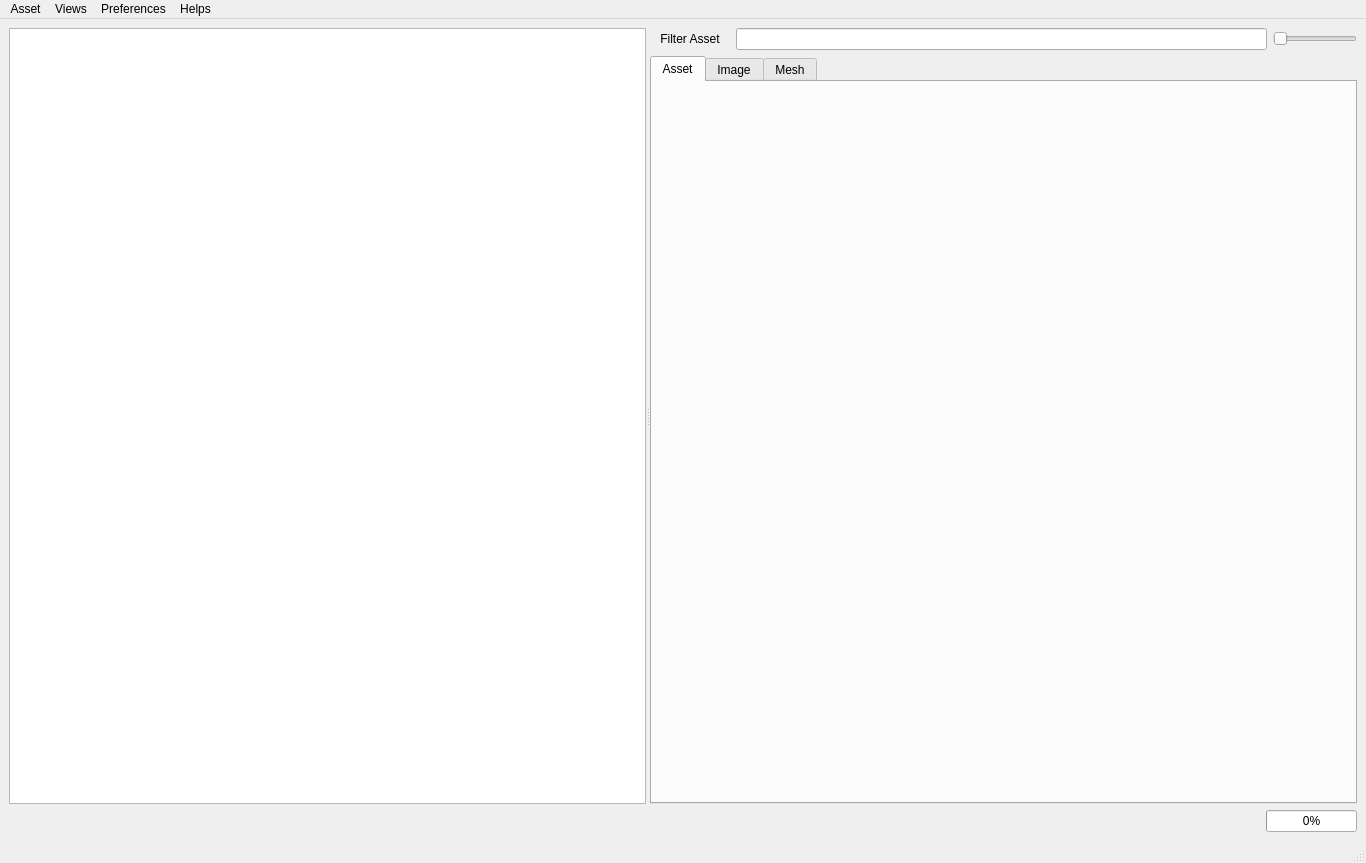
Qt form src/developer/main/assetContent/assetbrowser/widget/ui/AssetBrowserUI.ui (code-google-com/mayatools) before a commit.
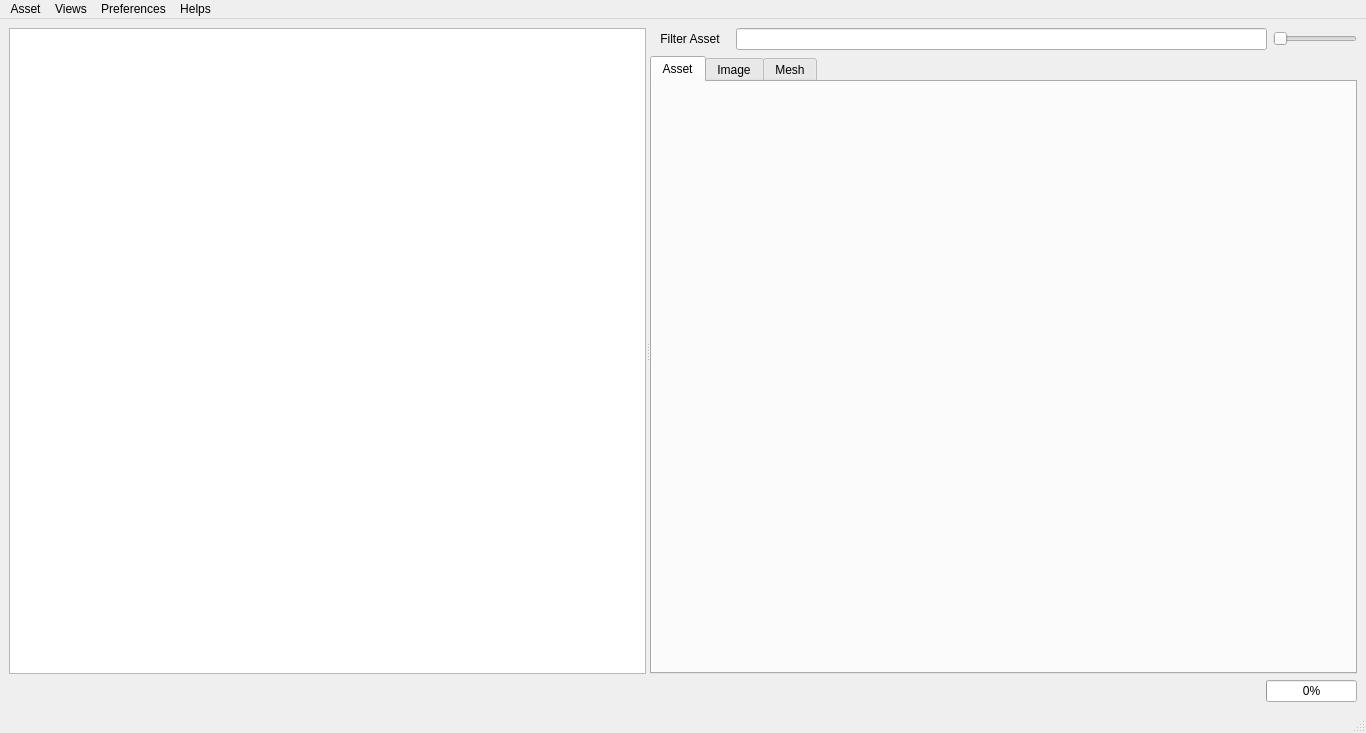
The same form after that commit. Icons and pictures are not drawn.

What changed in the file:
```diff
--- a/src/developer/main/assetContent/assetbrowser/widget/ui/AssetBrowserUI.ui
+++ b/src/developer/main/assetContent/assetbrowser/widget/ui/AssetBrowserUI.ui
@@ -13,7 +13,7 @@
     <x>0</x>
     <y>0</y>
     <width>1366</width>
-    <height>863</height>
+    <height>733</height>
    </rect>
   </property>
   <property name="acceptDrops">
@@ -40,11 +40,17 @@
         <bool>true</bool>
        </property>
        <property name="sizePolicy">
-        <sizepolicy hsizetype="Preferred" vsizetype="Preferred">
+        <sizepolicy hsizetype="Preferred" vsizetype="Minimum">
          <horstretch>0</horstretch>
          <verstretch>0</verstretch>
         </sizepolicy>
        </property>
+       <property name="minimumSize">
+        <size>
+         <width>100</width>
+         <height>0</height>
+        </size>
+       </property>
        <property name="font">
         <font>
          <underline>false</underline>
```
